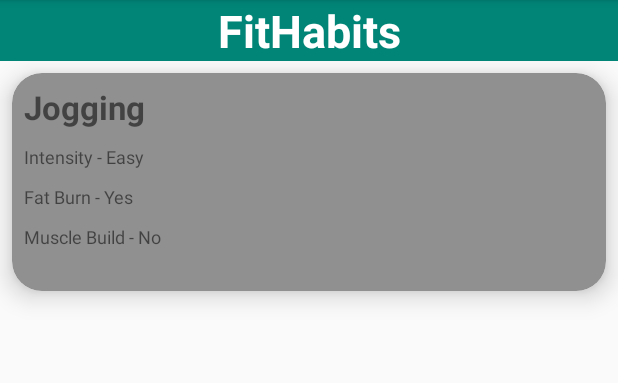
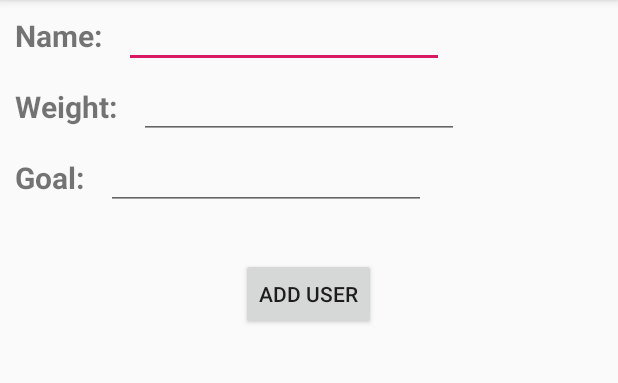
Before and after one commit to Sogurung16/FYP, an Android app: the screen it shows after launch (RecommendationPage before the commit, UserDataPage after it), on a phone screen of 412 x 824 dp, the part 84-467 px from its top. Run offline under Robolectric (Android 15) with nearby library versions, the phone set to English and light mode, and no system bars.

Commit message:
COMPLETED: US_01

```diff
--- a/app/src/main/AndroidManifest.xml
+++ b/app/src/main/AndroidManifest.xml
@@ -9,7 +9,8 @@
         android:roundIcon="@mipmap/ic_launcher_round"
         android:supportsRtl="true"
         android:theme="@style/AppTheme">
-        <activity android:name=".RecommendationPage"></activity>
+        <activity android:name=".UserDataPage"></activity>
+        <activity android:name=".ActivitiesPage" />
         <activity android:name=".MainActivity">
             <intent-filter>
                 <action android:name="android.intent.action.MAIN" />
--- a/app/src/main/java/com/example/fyp_01/Activity.java
+++ b/app/src/main/java/com/example/fyp_01/Activities.java
@@ -1,6 +1,6 @@
 package com.example.fyp_01;
 
-public class Activity extends RecommendationPage{
+public class Activities extends ActivitiesPage {
     //Later on there will be an add activity page. This class will enable user to add activities
     /*public void activity(string activityname, boolean fatburn, boolean musclebuild, int internsitylvl){
         activitiesdata data = new activitiesdata();
--- a/app/src/main/java/com/example/fyp_01/ActivitiesData.java
+++ b/app/src/main/java/com/example/fyp_01/ActivitiesData.java
@@ -1,8 +1,6 @@
 package com.example.fyp_01;
 
-import android.widget.TextView;
-
-public class ActivitiesData extends Activity{
+public class ActivitiesData extends Activities {
 
     private boolean fatBurn;
     private boolean muscleBuild;
--- a/app/src/main/java/com/example/fyp_01/RecommendationPage.java
+++ b/app/src/main/java/com/example/fyp_01/ActivitiesPage.java
@@ -5,7 +5,7 @@ import androidx.appcompat.app.AppCompatActivity;
 import android.os.Bundle;
 import android.widget.TextView;
 
-public class RecommendationPage extends AppCompatActivity {
+public class ActivitiesPage extends AppCompatActivity {
 
     private TextView mIntensityLvl, mFatBurn, mMuscleBuild, mActivityName;
 
--- a/app/src/main/java/com/example/fyp_01/Data.java
+++ /dev/null
@@ -1,6 +0,0 @@
-package com.example.fyp_01;
-
-public class Data {
-
-
-}
--- a/app/src/main/java/com/example/fyp_01/MainActivity.java
+++ b/app/src/main/java/com/example/fyp_01/MainActivity.java
@@ -4,46 +4,18 @@ import androidx.appcompat.app.AppCompatActivity;
 
 import android.content.Intent;
 import android.os.Bundle;
-import android.widget.TextView;
-import android.widget.Toast;
 
 public class MainActivity extends AppCompatActivity {
-
-    DatabaseHelper databaseHelper;
 
     @Override
     protected void onCreate(Bundle savedInstanceState) {
         super.onCreate(savedInstanceState);
         setContentView(R.layout.activity_main);
 
-        addUser();
+        /*Intent activitiesPage = new Intent(this, ActivitiesPage.class);
+        startActivity(activitiesPage);*/
 
-        Intent recommendationPage = new Intent(this, RecommendationPage.class);
-        startActivity(recommendationPage);
-    }
-
-    private void addUser(){
-        UserData newUserData = retrieveUserData();
-
-        User newUser = new User(newUserData);
-
-        databaseHelper = new DatabaseHelper(this);
-        boolean isInserted = databaseHelper.addUserData(newUser);
-
-        if(isInserted == true){
-            Toast.makeText(MainActivity.this, "Data Added", Toast.LENGTH_LONG).show();
-        }
-        else{
-            Toast.makeText(MainActivity.this, "Data NOT Added", Toast.LENGTH_LONG).show();
-        }
-    }
-
-    private UserData retrieveUserData(){
-        UserData userData = new UserData();
-        userData.setUserNameData("Sonam");
-        userData.setUserWeightData(75);
-        userData.setUserGoalData(0);
-
-        return  userData;
+        Intent userDataPage = new Intent(this, UserDataPage.class);
+        startActivity(userDataPage);
     }
 }
--- a/app/src/main/java/com/example/fyp_01/User.java
+++ b/app/src/main/java/com/example/fyp_01/User.java
@@ -4,7 +4,6 @@ public class User{
 
     private UserData userData;
 
-    //Later on there will be an add user page. This class will add user to database
     public User (UserData userData){
         this.userData = userData;
     }
--- /dev/null
+++ b/app/src/main/java/com/example/fyp_01/UserDataPage.java
@@ -0,0 +1,62 @@
+package com.example.fyp_01;
+
+import androidx.appcompat.app.AppCompatActivity;
+
+import android.os.Bundle;
+import android.view.View;
+import android.widget.Button;
+import android.widget.EditText;
+import android.widget.TextView;
+import android.widget.Toast;
+
+public class UserDataPage extends AppCompatActivity {
+
+    DatabaseHelper databaseHelper;
+
+    private Button mAddUserButton;
+    private TextView mUserName, mUserWeight, mUserGoal;
+    private EditText mUserNameInput, mUserWieghtInput, mUserGoalInput;
+
+    @Override
+    protected void onCreate(Bundle savedInstanceState) {
+        super.onCreate(savedInstanceState);
+        setContentView(R.layout.activity_user_data);
+
+        mAddUserButton = findViewById(R.id.addUser);
+        mUserName = findViewById(R.id.userName);
+        mUserWeight = findViewById(R.id.userWeight);
+        mUserGoal = findViewById(R.id.userGoal);
+        mUserNameInput = findViewById(R.id.userNameInput);
+        mUserWieghtInput = findViewById(R.id.userWeightInput);
+        mUserGoalInput = findViewById(R.id.userGoalInput);
+    }
+
+    public void addUserButton(View view){
+        addUser();
+    }
+
+    private void addUser(){
+        UserData newUserData = retrieveUserData();
+
+        User newUser = new User(newUserData);
+
+        databaseHelper = new DatabaseHelper(this);
+        boolean isInserted = databaseHelper.addUserData(newUser);
+
+        if(isInserted == true){
+            Toast.makeText(UserDataPage.this, "Data Added", Toast.LENGTH_LONG).show();
+        }
+        else{
+            Toast.makeText(UserDataPage.this, "Data NOT Added", Toast.LENGTH_LONG).show();
+        }
+    }
+
+    private UserData retrieveUserData(){
+        UserData userData = new UserData();
+        userData.setUserNameData(mUserNameInput.toString());
+        userData.setUserWeightData(Integer.parseInt(mUserWieghtInput.getText().toString()));
+        userData.setUserGoalData(Integer.parseInt(mUserGoalInput.getText().toString())); //TODO: change from number to autocomplete text
+
+        return  userData;
+    }
+}
--- a/app/src/main/res/layout/activity_recommendation_page.xml
+++ b/app/src/main/res/layout/activity_recommendation_page.xml
@@ -19,10 +19,17 @@
         android:layout_alignParentTop="true"
         android:background="@color/colorPrimary" />
 
+    <Button
+        android:id="@+id/userPageNav"
+        android:layout_width="wrap_content"
+        android:layout_height="wrap_content"
+        android:layout_below="@+id/title_fitHabits"
+        android:text="User"></Button>
+
     <GridLayout
         android:layout_width="match_parent"
         android:layout_height="match_parent"
-        android:layout_below="@+id/title_fitHabits"
+        android:layout_below="@+id/userPageNav"
         android:rowCount="9"
         android:columnCount="1">
 
--- /dev/null
+++ b/app/src/main/res/layout/activity_user_data.xml
@@ -0,0 +1,83 @@
+<?xml version="1.0" encoding="utf-8"?>
+<RelativeLayout xmlns:android="http://schemas.android.com/apk/res/android"
+    xmlns:app="http://schemas.android.com/apk/res-auto"
+    xmlns:tools="http://schemas.android.com/tools"
+    android:layout_width="match_parent"
+    android:layout_height="match_parent"
+    tools:context=".UserDataPage">
+
+    <TextView
+        android:id="@+id/userName"
+        android:layout_width="wrap_content"
+        android:layout_height="wrap_content"
+        android:layout_margin="10dp"
+        android:text="Name: "
+        android:textSize="20sp"
+        android:textStyle="bold"></TextView>
+
+    <TextView
+        android:id="@+id/userWeight"
+        android:layout_width="wrap_content"
+        android:layout_height="wrap_content"
+        android:layout_below="@+id/userName"
+        android:layout_margin="10dp"
+        android:text="Weight: "
+        android:textSize="20sp"
+        android:textStyle="bold"
+        tools:layout_editor_absoluteX="25dp"
+        tools:layout_editor_absoluteY="108dp"></TextView>
+
+    <TextView
+        android:id="@+id/userGoal"
+        android:layout_below="@+id/userWeight"
+        android:layout_width="wrap_content"
+        android:layout_height="wrap_content"
+        android:layout_margin="10dp"
+        android:text="Goal: "
+        android:textSize="20sp"
+        android:textStyle="bold"
+        app:layout_constraintBottom_toBottomOf="parent"
+        app:layout_constraintEnd_toEndOf="parent"
+        app:layout_constraintHorizontal_bias="0.05"
+        app:layout_constraintStart_toStartOf="parent"
+        app:layout_constraintTop_toTopOf="parent"
+        app:layout_constraintVertical_bias="0.069"></TextView>
+
+    <EditText
+        android:id="@+id/userNameInput"
+        android:layout_toRightOf="@id/userName"
+        android:layout_width="wrap_content"
+        android:layout_height="wrap_content"
+        android:ems="10"
+        android:inputType="textPersonName" />
+
+    <EditText
+        android:id="@+id/userWeightInput"
+        android:layout_below="@id/userName"
+        android:layout_toRightOf="@id/userWeight"
+        android:layout_width="wrap_content"
+        android:layout_height="wrap_content"
+        android:ems="10"
+        android:inputType="number" />
+
+    <EditText
+        android:id="@+id/userGoalInput"
+        android:layout_below="@id/userWeight"
+        android:layout_toRightOf="@id/userGoal"
+        android:layout_width="wrap_content"
+        android:layout_height="wrap_content"
+        android:ems="10"
+        android:inputType="number" />
+
+    <Button
+        android:id="@+id/addUser"
+        android:onClick="addUserButton"
+        android:layout_width="wrap_content"
+        android:layout_height="wrap_content"
+        android:layout_marginTop="30dp"
+        android:layout_centerHorizontal="true"
+        android:text="add user"
+        android:layout_below="@+id/userGoal"></Button>
+
+
+</RelativeLayout>
```
